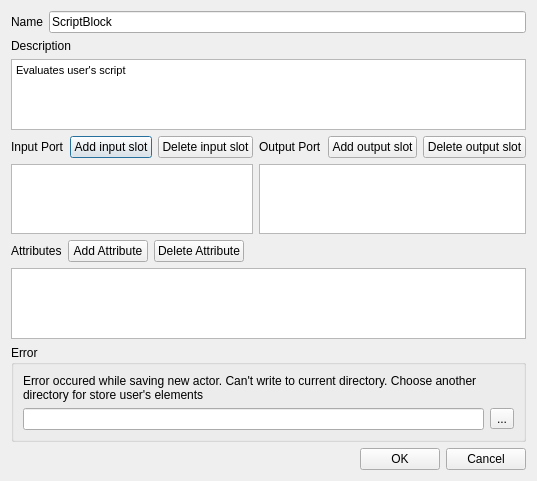
violethaze74/ugene, file src/plugins/workflow_designer/src/ui/CreateScriptBlockDialog.ui: the form before one commit.
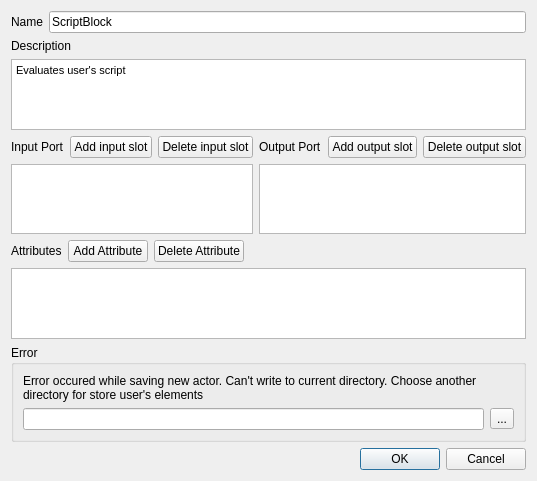
The form after the commit.

Commit message: Help system for all dialogs, UI improvements for all dialogs.

The edit to the form file:
```diff
--- a/src/plugins/workflow_designer/src/ui/CreateScriptBlockDialog.ui
+++ b/src/plugins/workflow_designer/src/ui/CreateScriptBlockDialog.ui
@@ -189,35 +189,11 @@
     </widget>
    </item>
    <item>
-    <layout class="QHBoxLayout" name="horizontalLayout_2">
-     <item>
-      <spacer name="horizontalSpacer">
-       <property name="orientation">
-        <enum>Qt::Horizontal</enum>
-       </property>
-       <property name="sizeHint" stdset="0">
-        <size>
-         <width>40</width>
-         <height>20</height>
-        </size>
-       </property>
-      </spacer>
-     </item>
-     <item>
-      <widget class="QPushButton" name="okButton">
-       <property name="text">
-        <string>OK</string>
-       </property>
-      </widget>
-     </item>
-     <item>
-      <widget class="QPushButton" name="cancelButton">
-       <property name="text">
-        <string>Cancel</string>
-       </property>
-      </widget>
-     </item>
-    </layout>
+    <widget class="QDialogButtonBox" name="buttonBox">
+     <property name="standardButtons">
+      <set>QDialogButtonBox::Cancel|QDialogButtonBox::Ok</set>
+     </property>
+    </widget>
    </item>
   </layout>
  </widget>
```
The commit also changes 309 other files.
